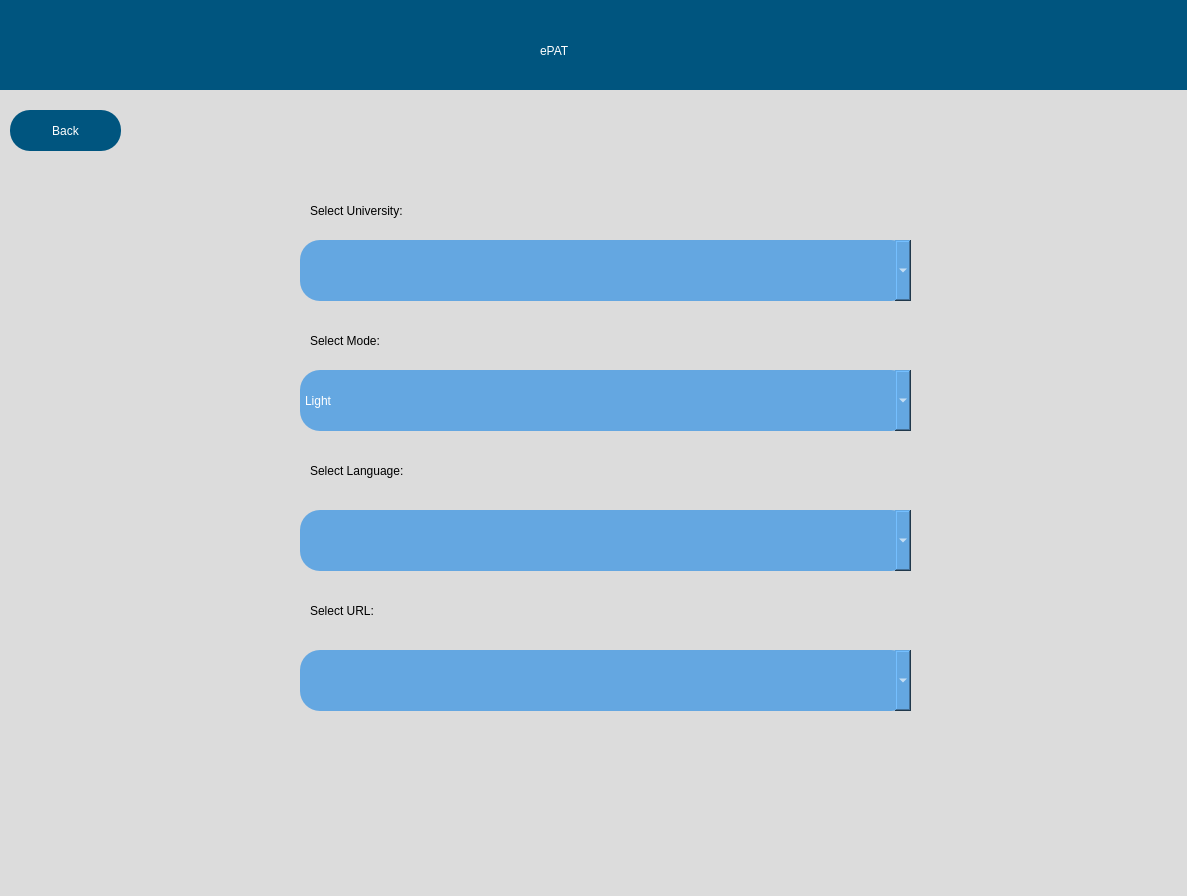
First picture: the form in src/user_interface/settingsPage.ui, repository eppenney/eBook-Perpetual-Access-Rights-Tracker, before the edit.
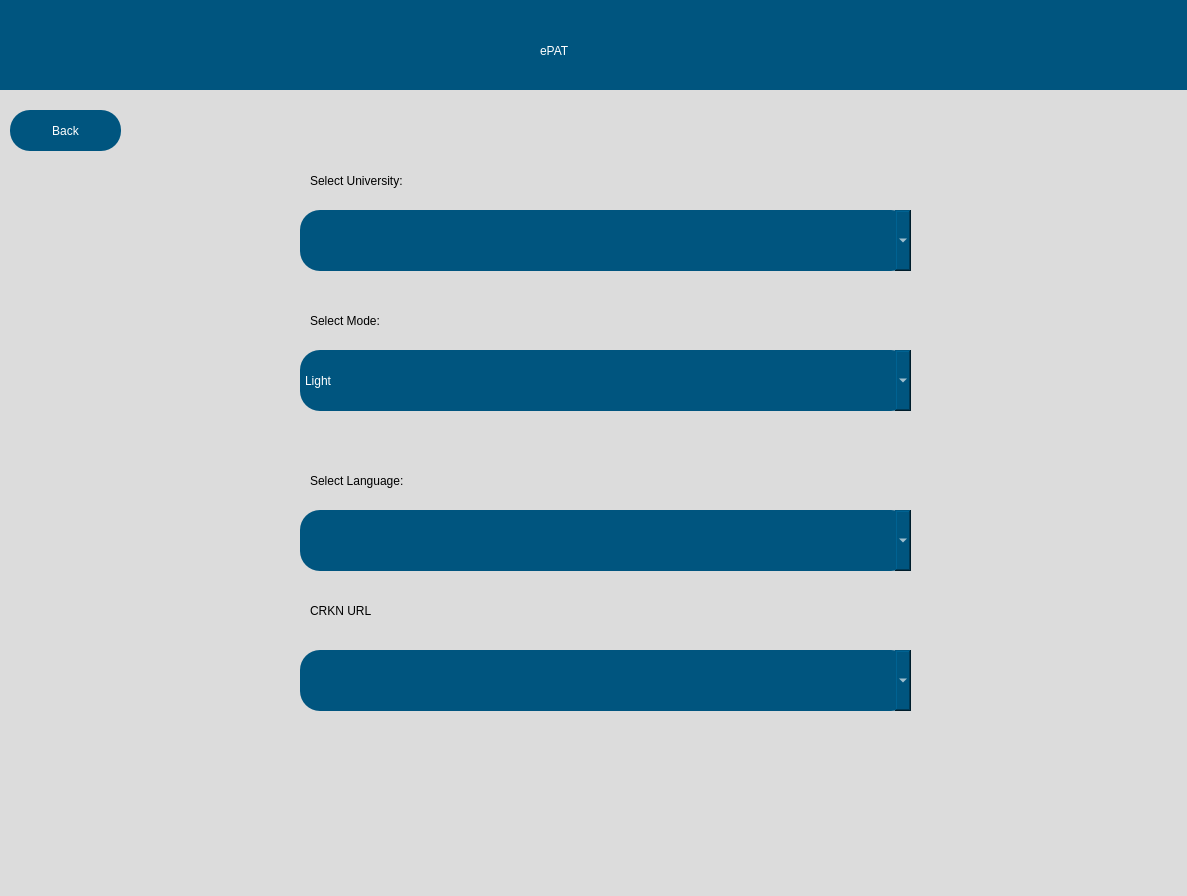
Second picture: the form after the edit.

Diff of the .ui file:
```diff
--- a/src/user_interface/settingsPage.ui
+++ b/src/user_interface/settingsPage.ui
@@ -79,7 +79,7 @@
     <property name="geometry">
      <rect>
       <x>320</x>
-      <y>450</y>
+      <y>460</y>
       <width>151</width>
       <height>41</height>
      </rect>
@@ -103,8 +103,8 @@
     </property>
     <property name="styleSheet">
      <string notr="true">
-background-color: rgb(100, 167, 225);
 border-radius:20px;
+background-color: rgb(0, 85, 127);
 color: rgb(255, 255, 255);
 font: 11pt &quot;MS Shell Dlg 2&quot;;</string>
     </property>
@@ -120,8 +120,8 @@
     </property>
     <property name="styleSheet">
      <string notr="true">
-background-color: rgb(100, 167, 225);
 border-radius:20px;
+background-color: rgb(0, 85, 127);
 color: rgb(255, 255, 255);
 font: 11pt &quot;MS Shell Dlg 2&quot;;</string>
     </property>
@@ -130,15 +130,15 @@
     <property name="geometry">
      <rect>
       <x>310</x>
-      <y>370</y>
+      <y>350</y>
       <width>611</width>
       <height>61</height>
      </rect>
     </property>
     <property name="styleSheet">
      <string notr="true">font: 75 8pt &quot;MS Shell Dlg 2&quot;;
-background-color: rgb(100, 167, 225);
 border-radius:20px;
+background-color: rgb(0, 85, 127);
 color: rgb(255, 255, 255);
 font: 11pt &quot;MS Shell Dlg 2&quot;;</string>
     </property>
@@ -167,21 +167,20 @@
 color: rgb(0, 0, 0);</string>
     </property>
     <property name="text">
-     <string>Select URL:</string>
+     <string>CRKN URL</string>
     </property>
    </widget>
    <widget class="QComboBox" name="universityBOX">
     <property name="geometry">
      <rect>
       <x>310</x>
-      <y>240</y>
+      <y>210</y>
       <width>611</width>
       <height>61</height>
      </rect>
     </property>
     <property name="styleSheet">
-     <string notr="true">
-background-color: rgb(100, 167, 225);
+     <string notr="true">background-color: rgb(0, 85, 127);
 border-radius:20px;
 color: rgb(255, 255, 255);
 font: 11pt &quot;MS Shell Dlg 2&quot;;</string>
@@ -191,7 +190,7 @@
     <property name="geometry">
      <rect>
       <x>320</x>
-      <y>190</y>
+      <y>160</y>
       <width>151</width>
       <height>41</height>
      </rect>
@@ -208,7 +207,7 @@
     <property name="geometry">
      <rect>
       <x>320</x>
-      <y>320</y>
+      <y>300</y>
       <width>151</width>
       <height>41</height>
      </rect>
```
